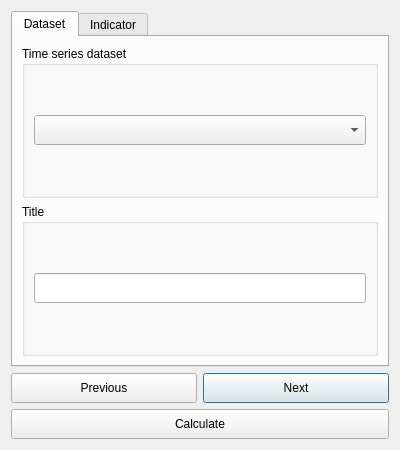
Before: the Qt Designer form LDMP/gui/DlgTimeseries.ui in ConservationInternational/trends.earth, drawn with Qt 5.
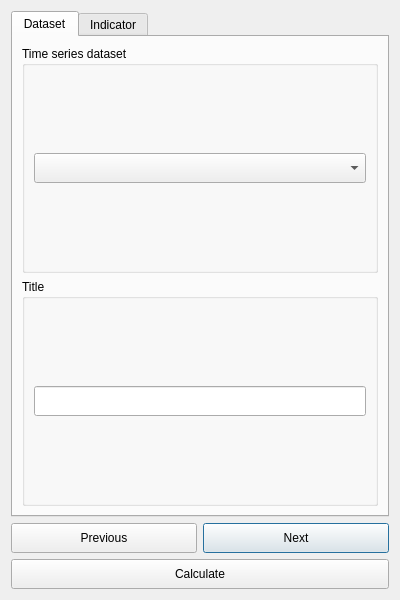
After: the same form once the commit is applied.

```diff
--- a/LDMP/gui/DlgTimeseries.ui
+++ b/LDMP/gui/DlgTimeseries.ui
@@ -7,7 +7,7 @@
     <x>0</x>
     <y>0</y>
     <width>400</width>
-    <height>450</height>
+    <height>600</height>
    </rect>
   </property>
   <property name="windowTitle">
```
